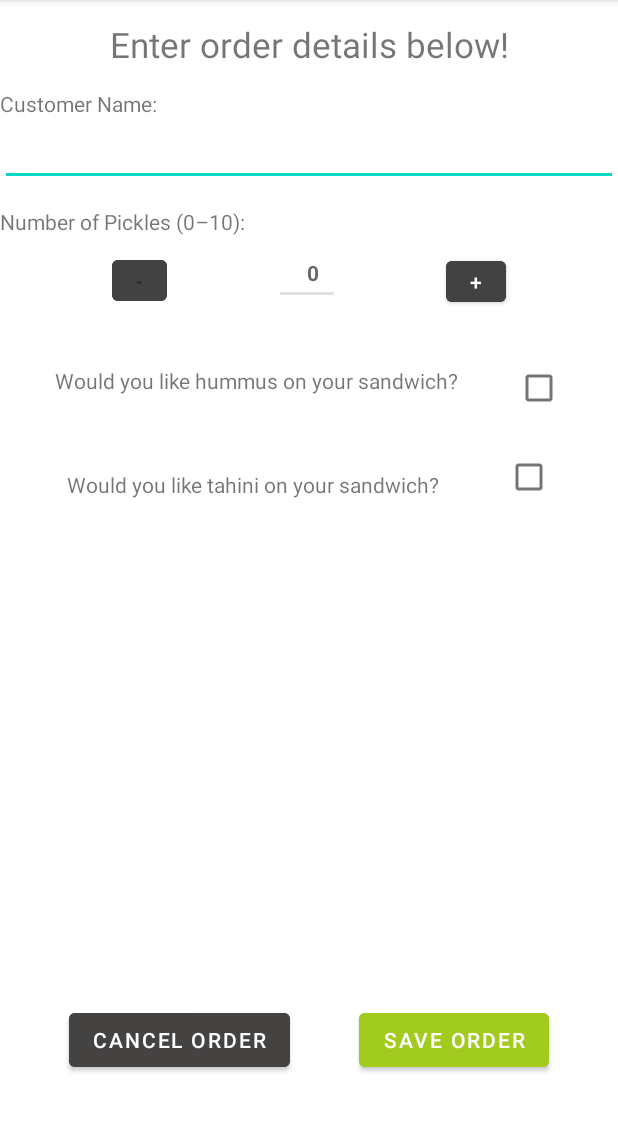
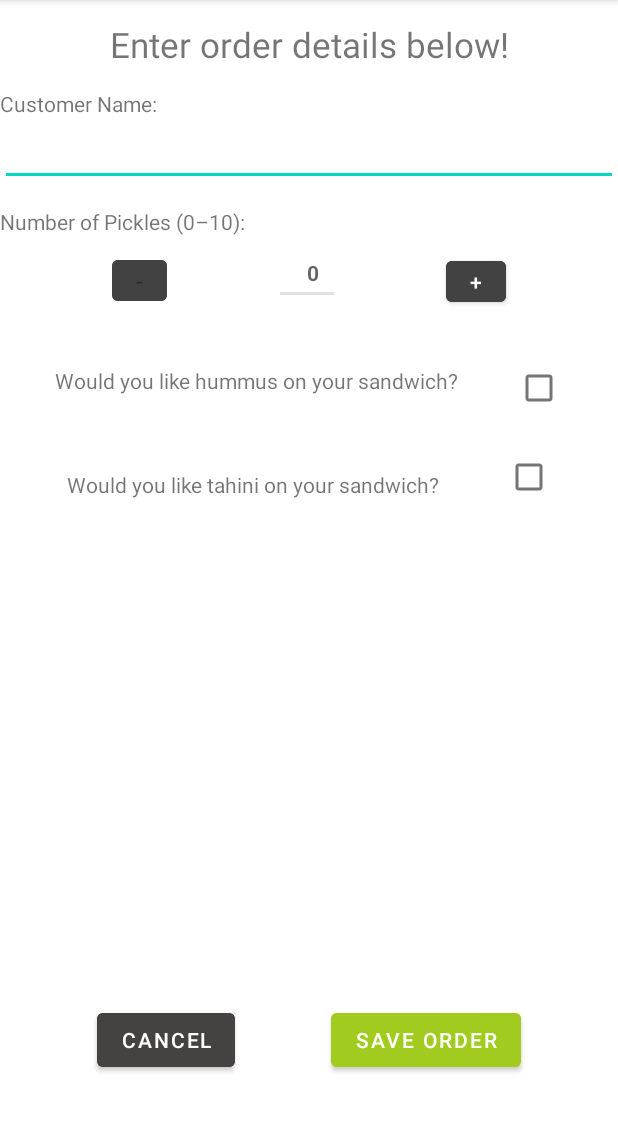
Before and after one commit to ahmad-ok/SandwichStand, an Android app: the OrderActivity screen opened directly, with no data from a screen before it, on a phone screen of 412 x 824 dp, the part 84-1216 px from its top. Run offline under Robolectric (Android 15) with nearby library versions, the phone set to English and light mode, and no system bars.

```diff
--- a/app/src/main/res/values/strings.xml
+++ b/app/src/main/res/values/strings.xml
@@ -8,7 +8,7 @@
     <string name="customer_name">Customer Name:</string>
     <string name="num_pickles">Number of Pickles (0–10):</string>
     <string name="hummus_text">Would you like hummus on your sandwich?</string>
-    <string name="cancel_order_button_text">Cancel Order</string>
+    <string name="cancel_order_button_text">Cancel</string>
     <string name="save_order_button">Save Order</string>
     <string name="sandwich_status_hint">Display message to user</string>
     <string name="display_message">Hello, %1$s your order has been sent.
```
